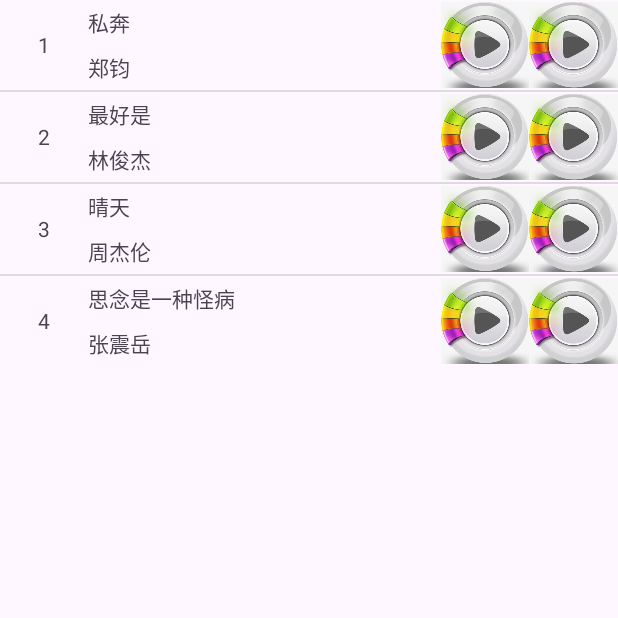
After one commit to Lht20040701/Activity, an Android app: the MusicListViewActivity screen opened directly, with no data from a screen before it, on a phone screen of 412 x 824 dp, the top half of it. The commit adds this screen. Run offline under Robolectric (Android 15) with nearby library versions, the phone set to English and light mode, and no system bars.

Commit message:
after test list_view

```diff
--- a/app/src/main/AndroidManifest.xml
+++ b/app/src/main/AndroidManifest.xml
@@ -12,6 +12,9 @@
         android:supportsRtl="true"
         android:theme="@style/Theme.Activity"
         tools:targetApi="31">
+        <activity
+            android:name=".MusicListViewActivity"
+            android:exported="false" />
         <activity
             android:name=".regisPage"
             android:exported="true">
--- a/app/src/main/java/com/lihaotian/activity/MainActivity.kt
+++ b/app/src/main/java/com/lihaotian/activity/MainActivity.kt
@@ -28,9 +28,13 @@ class MainActivity : AppCompatActivity() {
                 Toast.makeText(this, "此用户还未注册,请注册!!!", Toast.LENGTH_SHORT).show()
             } else if (password.text.toString().equals(passwd)) {
                 Toast.makeText(this, "登录成功!!!", Toast.LENGTH_SHORT).show()
-                var sucessPage: Intent = Intent(this, sucess::class.java)
-                sucessPage.putExtra("username", username.text.toString())
-                startActivity(sucessPage)
+//                var sucessPage: Intent = Intent(this, sucess::class.java)
+//                sucessPage.putExtra("username", username.text.toString())
+//                startActivity(sucessPage)
+
+                // =================================================================================
+                var testPage: Intent = Intent(this, MusicListViewActivity::class.java)
+                startActivity(testPage)
             } else {
                 Toast.makeText(this, "密码错误!!!", Toast.LENGTH_SHORT).show()
                 password.setText("")
--- /dev/null
+++ b/app/src/main/java/com/lihaotian/activity/MusicListViewActivity.kt
@@ -0,0 +1,61 @@
+package com.lihaotian.activity
+
+import android.annotation.SuppressLint
+import android.content.Context
+import android.os.Bundle
+import android.view.View
+import android.view.ViewGroup
+import android.widget.BaseAdapter
+import android.widget.ListView
+import android.widget.TextView
+import androidx.appcompat.app.AppCompatActivity
+
+class MusicListViewActivity : AppCompatActivity() {
+
+    private lateinit var listView: ListView
+
+    private var musicNumbers = arrayOf(1, 2, 3, 4)
+    private var musicNames = arrayOf("私奔", "最好是", "晴天", "思念是一种怪病")
+    private var musicAuthors = arrayOf("郑钧", "林俊杰", "周杰伦", "张震岳")
+
+    override fun onCreate(savedInstanceState: Bundle?) {
+        super.onCreate(savedInstanceState)
+        setContentView(R.layout.activity_music_show)
+        listView = findViewById(R.id.list_music)
+        listView.adapter = MyAdapter(this, R.layout.list_item_show, musicNames, musicNumbers, musicAuthors)
+    }
+
+    class MyAdapter(_context: Context, _resource: Int, _musicNames: Array<String>, _musicNumbers: Array<Int>, _musicAuthors: Array<String>): BaseAdapter() {
+        var context = _context
+        var resource = _resource
+        var musicNumbers = _musicNumbers
+        var musicAuthors = _musicAuthors
+        var musicNames = _musicNames
+
+        override fun getCount(): Int {
+            return musicNames.size
+        }
+
+        override fun getItem(position: Int): Any {
+            return position
+        }
+
+        override fun getItemId(position: Int): Long {
+            return position.toLong()
+        }
+
+        override fun getView(position: Int, convertView: View?, parent: ViewGroup?): View {
+            // 这里绑定的是list_view中条目的资源类型
+            var view: View = View.inflate(context, resource, null)
+            val musicAuthor = view.findViewById<TextView>(R.id.singer_name)
+            val musicName = view.findViewById<TextView>(R.id.song_name)
+            val number = view.findViewById<TextView>(R.id.number)
+
+            musicName.text = musicNames[position]
+            musicAuthor.text = musicAuthors[position]
+            number.text = musicNumbers[position].toString()
+
+            return view
+        }
+    }
+}
--- /dev/null
+++ b/app/src/main/res/layout/activity_music_show.xml
@@ -0,0 +1,13 @@
+<?xml version="1.0" encoding="utf-8"?>
+<LinearLayout xmlns:android="http://schemas.android.com/apk/res/android"
+    android:orientation="vertical"
+    android:layout_width="match_parent"
+    android:layout_height="match_parent">
+
+    <ListView
+        android:id="@+id/list_music"
+        android:layout_width="match_parent"
+        android:layout_height="wrap_content">
+    </ListView>
+
+</LinearLayout>
--- /dev/null
+++ b/app/src/main/res/layout/list_item_show.xml
@@ -0,0 +1,52 @@
+<?xml version="1.0" encoding="utf-8"?>
+<LinearLayout xmlns:android="http://schemas.android.com/apk/res/android"
+    android:orientation="horizontal"
+    android:layout_width="match_parent"
+    android:layout_height="match_parent">
+
+    <TextView
+        android:layout_width="0dp"
+        android:layout_height="60dp"
+        android:layout_weight="1"
+        android:text="1"
+        android:gravity="center"
+        android:id="@+id/number"/>
+
+    <LinearLayout
+        android:layout_width="0dp"
+        android:layout_weight="4"
+        android:orientation="vertical"
+        android:layout_height="60dp">
+
+        <TextView
+            android:layout_width="match_parent"
+            android:layout_height="0dp"
+            android:layout_weight="1"
+            android:text="背光"
+            android:gravity="left|center_vertical"
+            android:id="@+id/song_name"/>
+
+        <TextView
+            android:layout_width="match_parent"
+            android:layout_height="0dp"
+            android:layout_weight="1"
+            android:text="杨宗纬"
+            android:gravity="left|center_vertical"
+            android:id="@+id/singer_name"/>
+
+    </LinearLayout>
+
+    <ImageView
+        android:layout_width="0dp"
+        android:layout_height="60dp"
+        android:src="@drawable/player"
+        android:layout_weight="1"/>
+
+    <ImageView
+        android:layout_width="0dp"
+        android:layout_height="60dp"
+        android:src="@drawable/player"
+        android:layout_weight="1"/>
+
+
+</LinearLayout>
```
Also changed, not shown: app/src/main/res/drawable/player.png (added).
